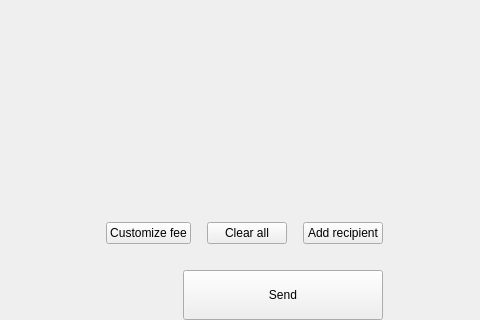
Old version of the form src/qt/rpdchain/forms/send.ui in the repository cimelli/RpdSource; both pictures show x 192 to 672 and y 380 to 700 of the 893 by 700 pixel window.
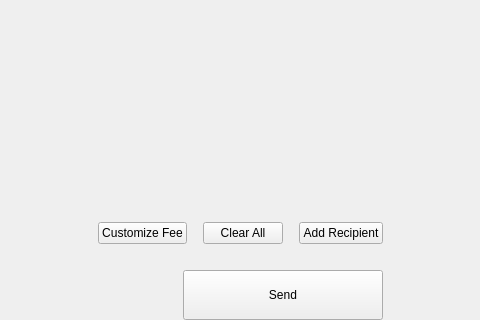
New version of the form. Custom widgets are drawn as their Qt base class.

What changed in the file:
```diff
--- a/src/qt/rpdchain/forms/send.ui
+++ b/src/qt/rpdchain/forms/send.ui
@@ -298,7 +298,7 @@
              <enum>Qt::NoFocus</enum>
             </property>
             <property name="text">
-             <string>Customize fee</string>
+             <string>Customize Fee</string>
             </property>
            </widget>
           </item>
@@ -327,7 +327,7 @@
              <enum>Qt::RightToLeft</enum>
             </property>
             <property name="text">
-             <string>Clear all</string>
+             <string>Clear All</string>
             </property>
            </widget>
           </item>
@@ -353,7 +353,7 @@
              <enum>Qt::NoFocus</enum>
             </property>
             <property name="text">
-             <string>Add recipient</string>
+             <string>Add Recipient</string>
             </property>
            </widget>
           </item>
```
